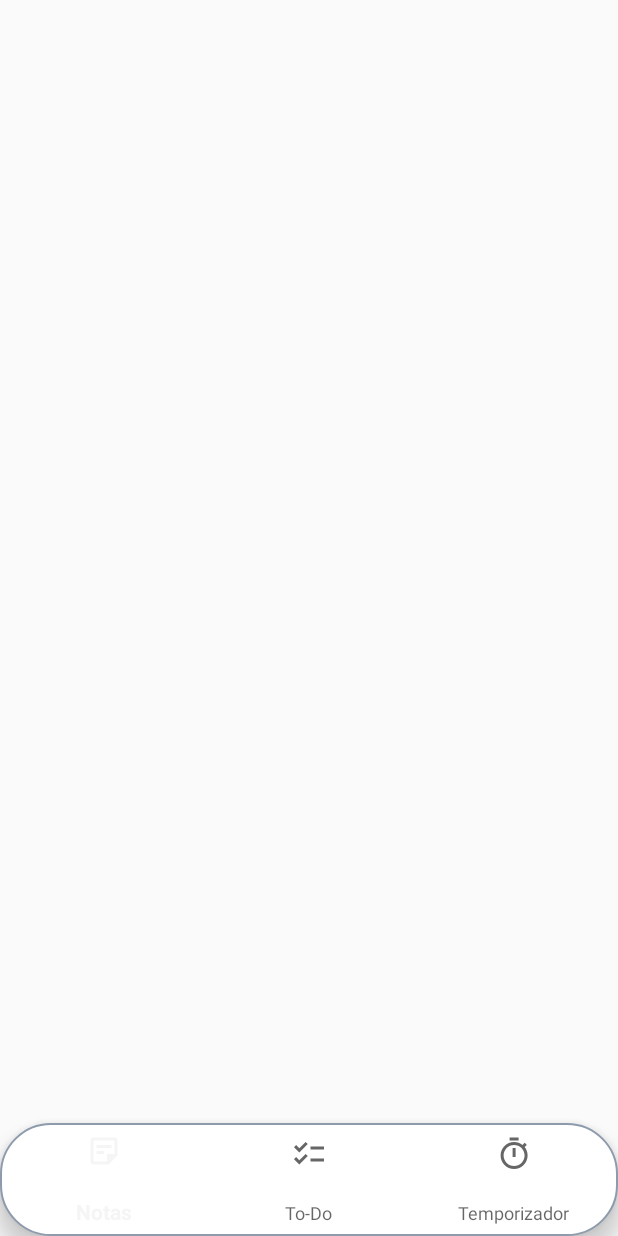
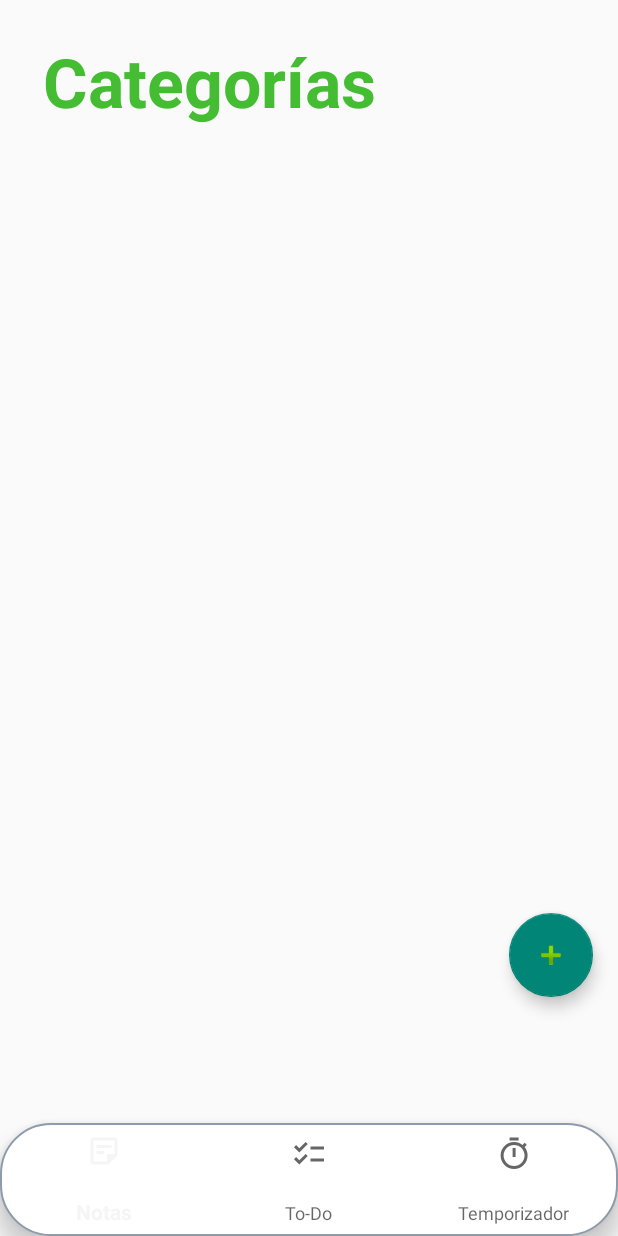
Before and after one commit to 2020-B-Aplicaciones-Web-Software/mov-soft-munoz-villegas-proyecto, an Android app: the ContenedorFragmentos screen opened directly, with no data from a screen before it, on a phone screen of 412 x 824 dp. Run offline under Robolectric (Android 15) with nearby library versions, the phone set to English and light mode, and no system bars.

Commit message:
Creacion fragmento lista categorias

```diff
--- a/Proyecto2B/app/build.gradle
+++ b/Proyecto2B/app/build.gradle
@@ -41,8 +41,9 @@ dependencies {
     implementation 'com.google.firebase:firebase-firestore-ktx:23.0.3'
     implementation 'com.google.firebase:firebase-storage-ktx:20.0.0'
     implementation 'com.facebook.android:facebook-android-sdk:[4,5)'
+    implementation 'androidx.legacy:legacy-support-v4:1.0.0'
     testImplementation 'junit:junit:4.+'
     androidTestImplementation 'androidx.test.ext:junit:1.1.3'
     androidTestImplementation 'androidx.test.espresso:espresso-core:3.4.0'
-    implementation("androidx.fragment:fragment-ktx:1.3.6")
+    implementation "androidx.fragment:fragment-ktx:1.3.6"
 }
--- a/Proyecto2B/app/src/main/java/com/example/proyecto2b/ContenedorFragmentos.kt
+++ b/Proyecto2B/app/src/main/java/com/example/proyecto2b/ContenedorFragmentos.kt
@@ -2,10 +2,18 @@ package com.example.proyecto2b
 
 import androidx.appcompat.app.AppCompatActivity
 import android.os.Bundle
+import androidx.fragment.app.add
+import androidx.fragment.app.commit
 
 class ContenedorFragmentos : AppCompatActivity() {
     override fun onCreate(savedInstanceState: Bundle?) {
         super.onCreate(savedInstanceState)
         setContentView(R.layout.activity_contenedor_fragmentos)
+        if( savedInstanceState == null){
+            supportFragmentManager.commit {
+                setReorderingAllowed(true)
+                add<FragmentoListaCategorias>(R.id.fl_contenedor)
+            }
+        }
     }
 }
--- /dev/null
+++ b/Proyecto2B/app/src/main/java/com/example/proyecto2b/FragmentoListaCategorias.kt
@@ -0,0 +1,20 @@
+package com.example.proyecto2b
+
+import android.os.Bundle
+import androidx.fragment.app.Fragment
+import android.view.LayoutInflater
+import android.view.View
+import android.view.ViewGroup
+import androidx.appcompat.app.AppCompatActivity
+import androidx.fragment.app.commit
+
+class FragmentoListaCategorias : Fragment(R.layout.fragment_fragmento_lista_categorias) {
+    override fun onCreateView(
+        inflater: LayoutInflater,
+        container: ViewGroup?,
+        savedInstanceState: Bundle?
+    ): View? {
+        val viewRoot = inflater.inflate(R.layout.fragment_fragmento_lista_categorias,container,false)
+        return viewRoot
+    }
+}
--- /dev/null
+++ b/Proyecto2B/app/src/main/res/layout/fragment_fragmento_lista_categorias.xml
@@ -0,0 +1,35 @@
+<?xml version="1.0" encoding="utf-8"?>
+<androidx.constraintlayout.widget.ConstraintLayout xmlns:android="http://schemas.android.com/apk/res/android"
+    android:layout_width="match_parent"
+    xmlns:app="http://schemas.android.com/apk/res-auto"
+    android:layout_height="match_parent"
+    xmlns:tools="http://schemas.android.com/tools"
+    tools:context = ".FragmentoListaCategorias">
+
+    <TextView
+        android:id="@+id/textView2"
+        android:layout_width="wrap_content"
+        android:layout_height="wrap_content"
+        android:layout_marginTop="24dp"
+        android:text="Categorías"
+        android:textColor="@color/verde"
+        android:textSize="45sp"
+        android:textStyle="bold"
+        app:layout_constraintEnd_toEndOf="parent"
+        app:layout_constraintHorizontal_bias="0.151"
+        app:layout_constraintStart_toStartOf="parent"
+        app:layout_constraintTop_toTopOf="parent" />
+
+    <com.google.android.material.floatingactionbutton.FloatingActionButton
+        android:id="@+id/btn_nueva_categoria"
+        android:layout_width="wrap_content"
+        android:layout_height="wrap_content"
+        android:layout_marginBottom="84dp"
+        android:clickable="true"
+        android:src="@android:drawable/ic_input_add"
+        app:layout_constraintBottom_toBottomOf="parent"
+        app:layout_constraintEnd_toEndOf="parent"
+        app:layout_constraintHorizontal_bias="0.954"
+        app:layout_constraintStart_toStartOf="parent" />
+
+</androidx.constraintlayout.widget.ConstraintLayout>
--- a/Proyecto2B/app/src/main/res/values/strings.xml
+++ b/Proyecto2B/app/src/main/res/values/strings.xml
@@ -1,3 +1,5 @@
 <resources>
     <string name="app_name">Proyecto2B</string>
+    <!-- TODO: Remove or change this placeholder text -->
+    <string name="hello_blank_fragment">Hello blank fragment</string>
 </resources>
```
